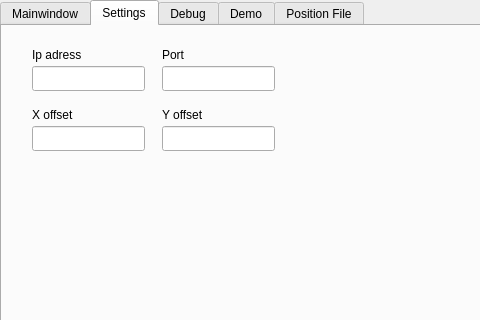
This is mainwindow.ui in Fontys-PPM/PC-Interface as Qt 5 draws it before an edit; both pictures show x 0 to 480 and y 0 to 320 of the 800 by 645 pixel window. The edited form follows.
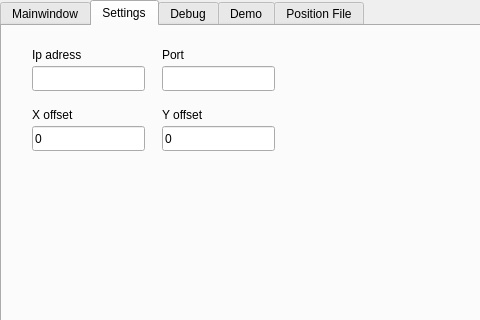
This is the edited form. The open tabs and pages were chosen to show the change. Icons and pictures are not drawn.

Commit message: removed identificators in move command string

The edit to the form file:
```diff
--- a/mainwindow.ui
+++ b/mainwindow.ui
@@ -177,6 +177,9 @@
         <height>25</height>
        </rect>
       </property>
+      <property name="text">
+       <string>0</string>
+      </property>
      </widget>
      <widget class="QLabel" name="label_11">
       <property name="geometry">
@@ -200,6 +203,9 @@
         <height>25</height>
        </rect>
       </property>
+      <property name="text">
+       <string>0</string>
+      </property>
      </widget>
     </widget>
     <widget class="QWidget" name="tab">
```
Left out of the diff: 2 changed lines with no effect on the pictures. The commit also changes 1 other file.
